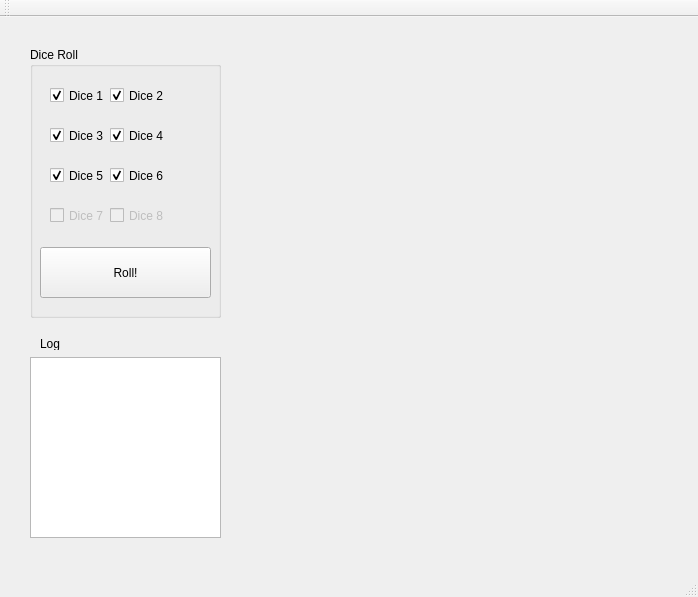
Old version of the form mainwindow.ui in the repository adnanutayim/KONY.
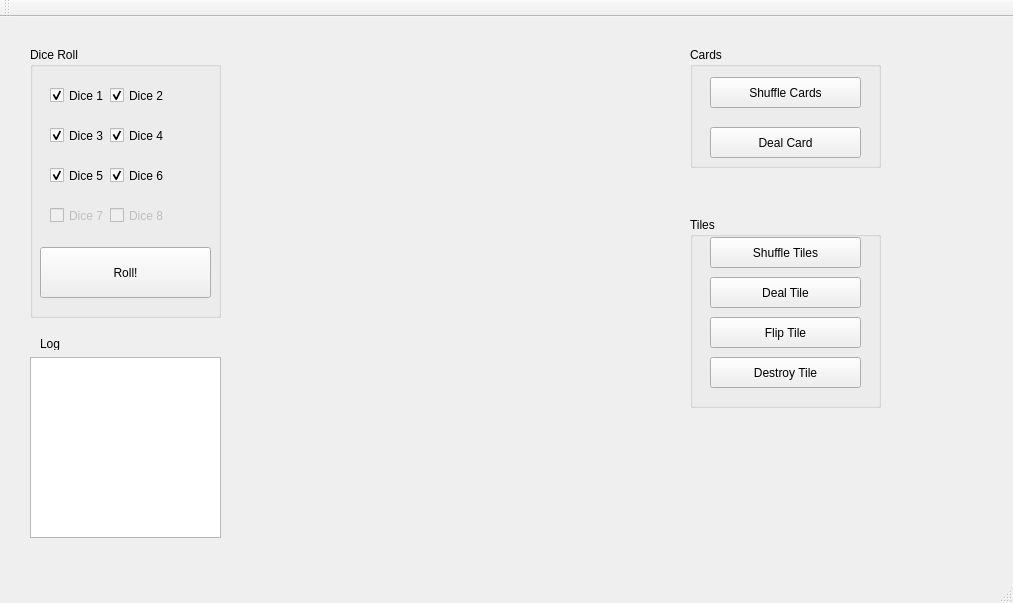
New version of the form. Icons and pictures are not drawn.

Commit message: shuffle button with output works

```diff
--- a/mainwindow.ui
+++ b/mainwindow.ui
@@ -6,8 +6,8 @@
    <rect>
     <x>0</x>
     <y>0</y>
-    <width>698</width>
-    <height>597</height>
+    <width>1013</width>
+    <height>603</height>
    </rect>
   </property>
   <property name="windowTitle">
@@ -204,6 +204,110 @@
      <string>&lt;html&gt;&lt;head/&gt;&lt;body&gt;&lt;p&gt;&lt;img src=&quot;:/new/prefix1/Images/board.jpg&quot;/&gt;&lt;/p&gt;&lt;/body&gt;&lt;/html&gt;</string>
     </property>
    </widget>
+   <widget class="QGroupBox" name="groupBox_2">
+    <property name="geometry">
+     <rect>
+      <x>690</x>
+      <y>30</y>
+      <width>191</width>
+      <height>121</height>
+     </rect>
+    </property>
+    <property name="title">
+     <string>Cards</string>
+    </property>
+    <widget class="QPushButton" name="pushButton_2">
+     <property name="geometry">
+      <rect>
+       <x>20</x>
+       <y>30</y>
+       <width>151</width>
+       <height>31</height>
+      </rect>
+     </property>
+     <property name="text">
+      <string>Shuffle Cards</string>
+     </property>
+    </widget>
+    <widget class="QPushButton" name="pushButton_3">
+     <property name="geometry">
+      <rect>
+       <x>20</x>
+       <y>80</y>
+       <width>151</width>
+       <height>31</height>
+      </rect>
+     </property>
+     <property name="text">
+      <string>Deal Card</string>
+     </property>
+    </widget>
+   </widget>
+   <widget class="QGroupBox" name="groupBox_3">
+    <property name="geometry">
+     <rect>
+      <x>690</x>
+      <y>200</y>
+      <width>191</width>
+      <height>191</height>
+     </rect>
+    </property>
+    <property name="title">
+     <string>Tiles</string>
+    </property>
+    <widget class="QPushButton" name="pushButton_4">
+     <property name="geometry">
+      <rect>
+       <x>20</x>
+       <y>20</y>
+       <width>151</width>
+       <height>31</height>
+      </rect>
+     </property>
+     <property name="text">
+      <string>Shuffle Tiles</string>
+     </property>
+    </widget>
+    <widget class="QPushButton" name="pushButton_5">
+     <property name="geometry">
+      <rect>
+       <x>20</x>
+       <y>60</y>
+       <width>151</width>
+       <height>31</height>
+      </rect>
+     </property>
+     <property name="text">
+      <string>Deal Tile</string>
+     </property>
+    </widget>
+    <widget class="QPushButton" name="pushButton_6">
+     <property name="geometry">
+      <rect>
+       <x>20</x>
+       <y>100</y>
+       <width>151</width>
+       <height>31</height>
+      </rect>
+     </property>
+     <property name="text">
+      <string>Flip Tile</string>
+     </property>
+    </widget>
+    <widget class="QPushButton" name="pushButton_7">
+     <property name="geometry">
+      <rect>
+       <x>20</x>
+       <y>140</y>
+       <width>151</width>
+       <height>31</height>
+      </rect>
+     </property>
+     <property name="text">
+      <string>Destroy Tile</string>
+     </property>
+    </widget>
+   </widget>
   </widget>
   <widget class="QMenuBar" name="menuBar">
    <property name="geometry">
```
Left out of the diff: 2 changed lines with no effect on the pictures. The commit also changes 4 other files.
